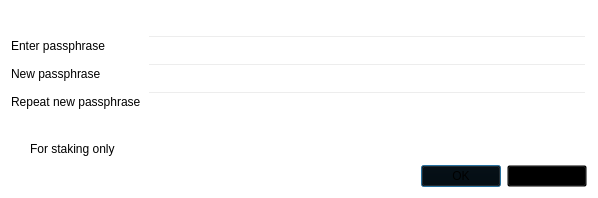
Above: src/qt/forms/askpassphrasedialog.ui from toacoin/TOA before the change. Below: the same form after it.
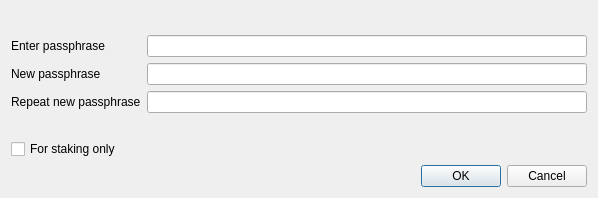
That is the form after the change.

Diff of the .ui file:
```diff
--- a/src/qt/forms/askpassphrasedialog.ui
+++ b/src/qt/forms/askpassphrasedialog.ui
@@ -26,7 +26,7 @@
    <string>Passphrase Dialog</string>
   </property>
   <property name="styleSheet">
-   <string notr="true">background: transparent;</string>
+   <string notr="true"/>
   </property>
   <layout class="QVBoxLayout" name="verticalLayout">
    <item>
```
